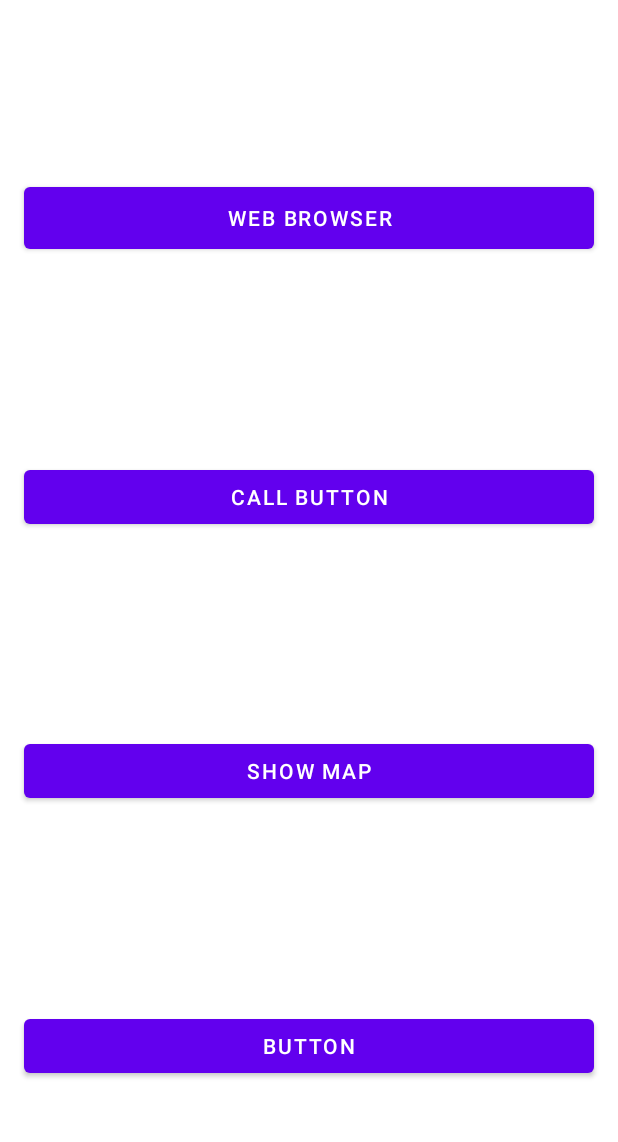
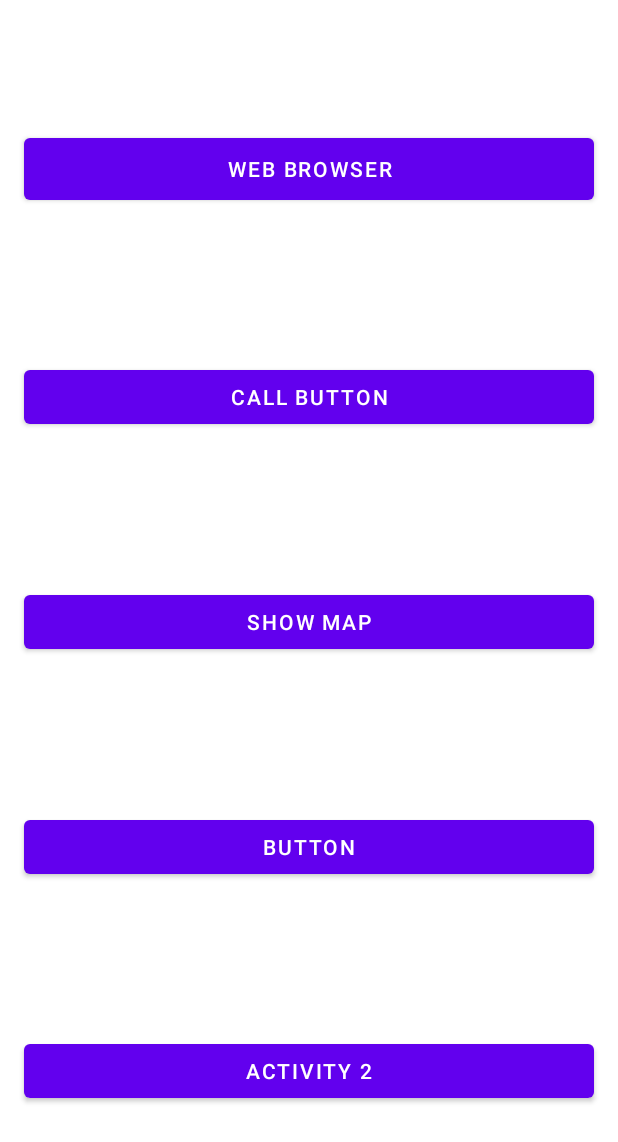
Before and after one commit to ShoebMerchant/CallingBuiltInApplicationUsingIntents, an Android app: the layout activity_main.xml on its own in the app's theme, with its tools: preview values and no code run, on a phone screen of 412 x 824 dp. Shown: the top 1142 px of the screen. Run offline under Robolectric (Android 15) with nearby library versions, the phone set to English and light mode, and no system bars.

Commit message:
Operations Added on Buttons Explicit and Implicit Intent integrated

```diff
--- a/app/src/main/AndroidManifest.xml
+++ b/app/src/main/AndroidManifest.xml
@@ -11,6 +11,7 @@
         android:supportsRtl="true"
         android:theme="@style/Theme.CallingBuiltInApplicationUsingIntents"
         tools:targetApi="31">
+        <activity android:name=".Activity2"/>
         <activity
             android:name=".MainActivity"
             android:exported="true">
--- a/app/src/main/res/layout/activity_main.xml
+++ b/app/src/main/res/layout/activity_main.xml
@@ -10,6 +10,7 @@
         android:id="@+id/btnWeb"
         android:layout_width="match_parent"
         android:layout_height="53dp"
+        android:onClick="operations"
         android:layout_marginStart="16dp"
         android:layout_marginTop="16dp"
         android:layout_marginEnd="16dp"
@@ -26,6 +27,7 @@
         android:layout_width="match_parent"
         android:layout_height="wrap_content"
         android:layout_marginStart="16dp"
+        android:onClick="operations"
         android:layout_marginTop="16dp"
         android:layout_marginEnd="16dp"
         android:layout_marginBottom="16dp"
@@ -42,6 +44,7 @@
         android:layout_width="match_parent"
         android:layout_height="wrap_content"
         android:layout_marginStart="16dp"
+        android:onClick="operations"
         android:layout_marginTop="16dp"
         android:layout_marginEnd="16dp"
         android:layout_marginBottom="16dp"
@@ -56,13 +59,30 @@
         android:layout_width="match_parent"
         android:layout_height="wrap_content"
         android:layout_marginStart="16dp"
+        android:onClick="operations"
         android:layout_marginTop="16dp"
         android:layout_marginEnd="16dp"
+        android:layout_marginBottom="16dp"
         android:text="Button"
-        app:layout_constraintBottom_toBottomOf="parent"
+        app:layout_constraintBottom_toTopOf="@+id/btnActivity2"
         app:layout_constraintEnd_toEndOf="parent"
-        app:layout_constraintHorizontal_bias="0.498"
+        app:layout_constraintHorizontal_bias="0.0"
         app:layout_constraintStart_toStartOf="parent"
         app:layout_constraintTop_toBottomOf="@+id/btnMap" />
 
+    <Button
+        android:id="@+id/btnActivity2"
+        android:layout_width="match_parent"
+        android:layout_height="wrap_content"
+        android:layout_marginStart="16dp"
+        android:layout_marginTop="16dp"
+        android:onClick="operations"
+        android:layout_marginEnd="16dp"
+        android:layout_marginBottom="16dp"
+        android:text="Activity 2"
+        app:layout_constraintBottom_toBottomOf="parent"
+        app:layout_constraintEnd_toEndOf="parent"
+        app:layout_constraintStart_toStartOf="parent"
+        app:layout_constraintTop_toBottomOf="@+id/btnContact" />
+
 </androidx.constraintlayout.widget.ConstraintLayout>
--- a/app/src/main/res/values-night/themes.xml
+++ b/app/src/main/res/values-night/themes.xml
@@ -1,6 +1,6 @@
 <resources xmlns:tools="http://schemas.android.com/tools">
     <!-- Base application theme. -->
-    <style name="Theme.CallingBuiltInApplicationUsingIntents" parent="Theme.MaterialComponents.DayNight.DarkActionBar">
+    <style name="Theme.CallingBuiltInApplicationUsingIntents" parent="Theme.MaterialComponents.DayNight.NoActionBar">
         <!-- Primary brand color. -->
         <item name="colorPrimary">@color/purple_200</item>
         <item name="colorPrimaryVariant">@color/purple_700</item>
--- a/app/src/main/res/values/themes.xml
+++ b/app/src/main/res/values/themes.xml
@@ -1,6 +1,6 @@
 <resources xmlns:tools="http://schemas.android.com/tools">
     <!-- Base application theme. -->
-    <style name="Theme.CallingBuiltInApplicationUsingIntents" parent="Theme.MaterialComponents.DayNight.DarkActionBar">
+    <style name="Theme.CallingBuiltInApplicationUsingIntents" parent="Theme.MaterialComponents.DayNight.NoActionBar">
         <!-- Primary brand color. -->
         <item name="colorPrimary">@color/purple_500</item>
         <item name="colorPrimaryVariant">@color/purple_700</item>
```
Also changed, not shown: app/src/main/java/com/example/callingbuiltinapplicationusingintents/Activity2.java (added, +14 -0 lines), app/src/main/java/com/example/callingbuiltinapplicationusingintents/MainActivity.java (+60 -31 lines), app/src/main/res/layout/activity_2.xml (added, +18 -0 lines).
